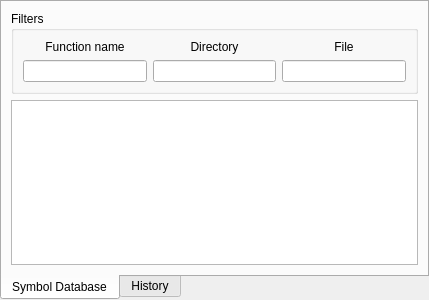
First picture: the form in KayrebtViewer/databaseviewer.ui, repository lgeorget/KayrebtViewer, before the edit.
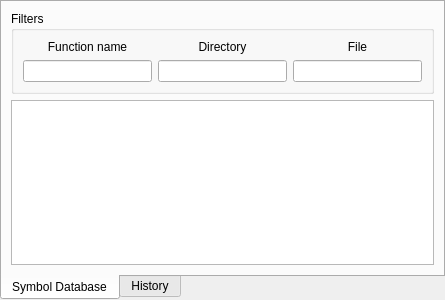
Second picture: the form after the edit.

Commit message: Small visual improvements on the interface

```diff
--- a/KayrebtViewer/databaseviewer.ui
+++ b/KayrebtViewer/databaseviewer.ui
@@ -6,7 +6,7 @@
    <rect>
     <x>0</x>
     <y>0</y>
-    <width>429</width>
+    <width>445</width>
     <height>300</height>
    </rect>
   </property>
@@ -104,6 +104,12 @@
       <property name="selectionBehavior">
        <enum>QAbstractItemView::SelectRows</enum>
       </property>
+      <property name="sortingEnabled">
+       <bool>true</bool>
+      </property>
+      <attribute name="verticalHeaderVisible">
+       <bool>false</bool>
+      </attribute>
      </widget>
     </item>
    </layout>
```
Left out of the diff: 3 changed lines with no effect on the pictures. The commit also changes 2 other files.
